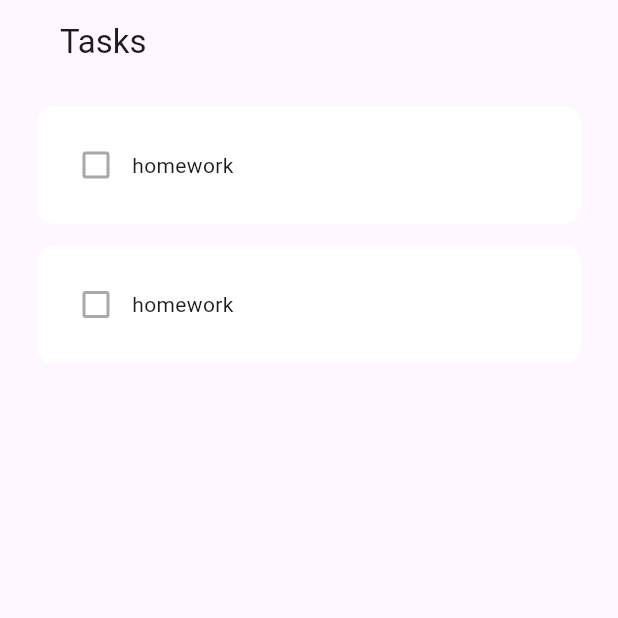
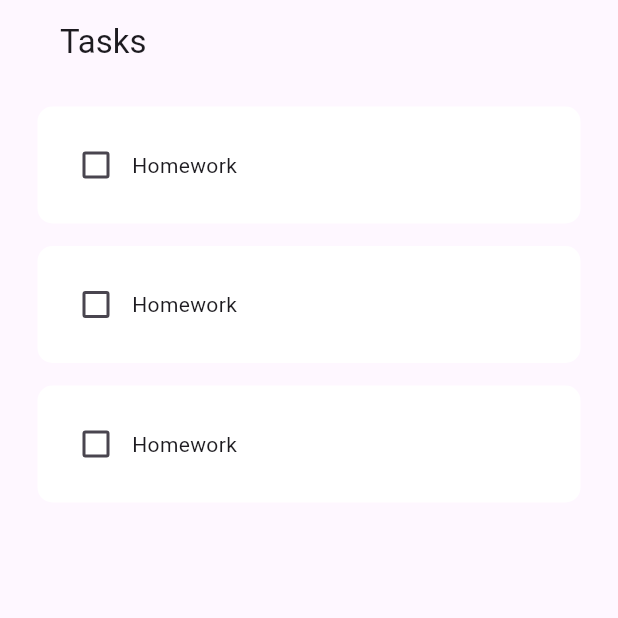
Before and after one commit to dimitrilahanas/flutter-task-list, a Flutter app: the screen it shows after launch, on a phone screen of 412 x 824 dp, the top half of it. Run offline on Flutter 3.47's test engine with Material 3 defaults, Android fonts, the phone set to English and light mode, and no system bars.

Commit message:
feat(Home): added checkbox function.

```diff
--- a/lib/screens/home.dart
+++ b/lib/screens/home.dart
@@ -9,7 +9,17 @@ class Home extends StatefulWidget {
 }
 
 class _HomeState extends State<Home> {
-  List taskList = [];
+  List taskList = [
+    ['Homework', false],
+    ['Homework', false],
+    ['Homework', false],
+  ];
+
+  void checkBoxChanged(bool? value, int index) {
+    setState(() {
+      taskList[index][1] = !taskList[index][1];
+    });
+  }
 
   @override
   Widget build(BuildContext context) {
@@ -20,11 +30,15 @@ class _HomeState extends State<Home> {
         title: Text('Tasks'),
       ),
 
-      body: ListView(
-        children: [
-          TaskTile(taskName: 'homework', isCompleted: false),
-          TaskTile(taskName: 'homework', isCompleted: false),
-        ],
+      body: ListView.builder(
+        itemCount: taskList.length,
+        itemBuilder:(context, index) {
+          return TaskTile(
+            taskName: taskList[index][0],
+            isCompleted: taskList[index][1],
+            onChanged: (value) => checkBoxChanged(value, index),
+          );
+        },
       )
     );
   }
--- a/lib/widgets/task_tile.dart
+++ b/lib/widgets/task_tile.dart
@@ -8,7 +8,8 @@ class TaskTile extends StatelessWidget {
   TaskTile({
     super.key,
     required this.taskName,
-    required this.isCompleted
+    required this.isCompleted,
+    required this.onChanged
   });
 
   @override
```
